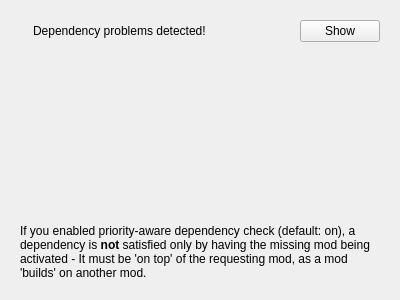
Qt form src/dependencycheckerwidget.ui (kriana/SilVerPLuM) before a commit.
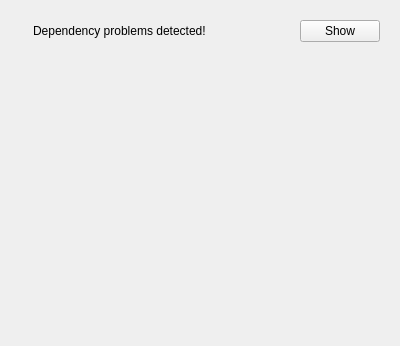
The same form after that commit. Icons and pictures are not drawn.

Diff of the .ui file:
```diff
--- a/src/dependencycheckerwidget.ui
+++ b/src/dependencycheckerwidget.ui
@@ -7,7 +7,7 @@
     <x>0</x>
     <y>0</y>
     <width>400</width>
-    <height>300</height>
+    <height>346</height>
    </rect>
   </property>
   <property name="sizePolicy">
@@ -91,16 +91,6 @@
         </property>
        </widget>
       </item>
-      <item row="1" column="0">
-       <widget class="QLabel" name="label_3">
-        <property name="text">
-         <string>&lt;html&gt;&lt;head/&gt;&lt;body&gt;&lt;p&gt;If you enabled priority-aware dependency check (default: on), a dependency is &lt;span style=&quot; font-weight:600;&quot;&gt;not&lt;/span&gt; satisfied only by having the missing mod being activated - It must be 'on top' of the requesting mod, as a mod 'builds' on another mod.&lt;/p&gt;&lt;/body&gt;&lt;/html&gt;</string>
-        </property>
-        <property name="wordWrap">
-         <bool>true</bool>
-        </property>
-       </widget>
-      </item>
      </layout>
     </widget>
    </item>
```
